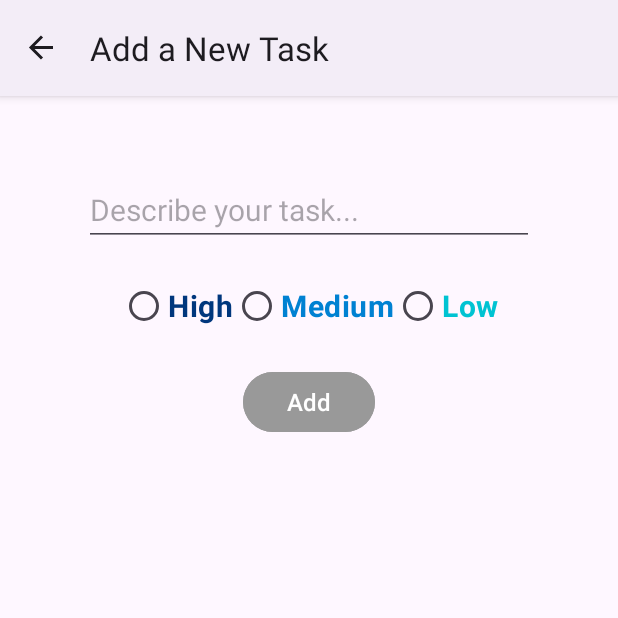
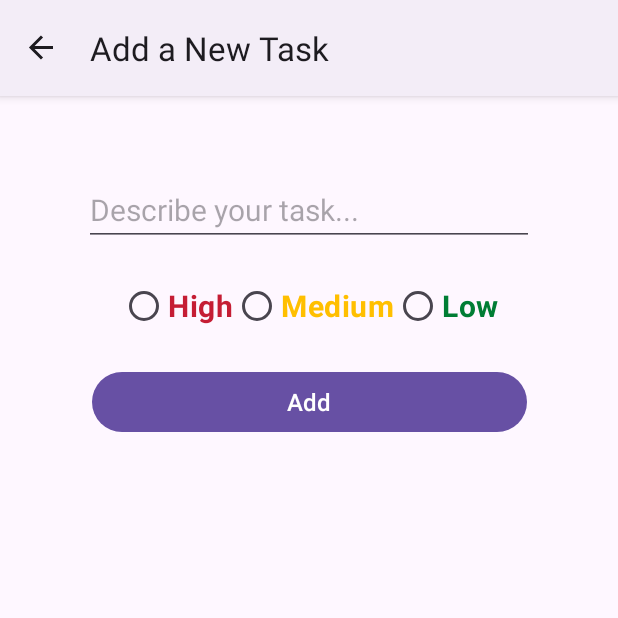
Before and after one commit to iwikoiti/ToDo, an Android app: the AddFragment screen opened through its navigation route, on a phone screen of 412 x 824 dp, the top half of it. Run offline under Robolectric (Android 15) with nearby library versions, the phone set to English and light mode, and no system bars; our stand-ins replace Room's generated code, data binding, navigation-ui.

Commit message:
change colors on priorities and buttons + change size

```diff
--- a/app/src/main/java/com/bignerdranch/android/todo/util/BindingAdapters.kt
+++ b/app/src/main/java/com/bignerdranch/android/todo/util/BindingAdapters.kt
@@ -10,15 +10,15 @@ fun setPriority(view: TextView, priority: Int){
     when(priority){
         1 -> {
             view.text = "1"
-            view.setTextColor(Color.rgb(0,55,125))
+            view.setTextColor(Color.rgb(197,29,52))
         }
         2 -> {
             view.text = "2"
-            view.setTextColor(Color.rgb(0,129,210))
+            view.setTextColor(Color.rgb(255,191,0))
         }
         3 -> {
             view.text = "3"
-            view.setTextColor(Color.rgb(0,195,210))
+            view.setTextColor(Color.rgb(0,125,52))
         }
     }
 }
--- a/app/src/main/res/layout/fragment_add.xml
+++ b/app/src/main/res/layout/fragment_add.xml
@@ -40,7 +40,7 @@
                 android:layout_width="match_parent"
                 android:layout_height="wrap_content"
                 android:text="@string/high_priority"
-                android:textColor="#00377d"
+                android:textColor="#c51d34"
                 android:textSize="20sp"
                 android:textStyle="bold" />
 
@@ -49,7 +49,7 @@
                 android:layout_width="match_parent"
                 android:layout_height="wrap_content"
                 android:text="@string/medium_priority"
-                android:textColor="#0081d2"
+                android:textColor="#ffbf00"
                 android:textSize="20sp"
                 android:textStyle="bold" />
 
@@ -58,21 +58,20 @@
                 android:layout_width="match_parent"
                 android:layout_height="wrap_content"
                 android:text="@string/low_priority"
-                android:textColor="#00c3d2"
+                android:textColor="#007d34"
                 android:textSize="20sp"
                 android:textStyle="bold" />
         </RadioGroup>
 
         <Button
             android:id="@+id/btn_add"
-            android:layout_width="wrap_content"
+            android:layout_width="290dp"
             android:layout_height="wrap_content"
             android:layout_marginTop="16dp"
-            android:backgroundTint="#999999"
             android:text="Add"
             android:textSize="16sp"
             app:layout_constraintEnd_toEndOf="parent"
-            app:layout_constraintHorizontal_bias="0.5"
+            app:layout_constraintHorizontal_bias="0.50"
             app:layout_constraintStart_toStartOf="parent"
             app:layout_constraintTop_toBottomOf="@+id/radio_priority" />
     </androidx.constraintlayout.widget.ConstraintLayout>
```
Also changed, not shown: app/src/main/res/layout/fragment_update.xml (+4 -5 lines).
